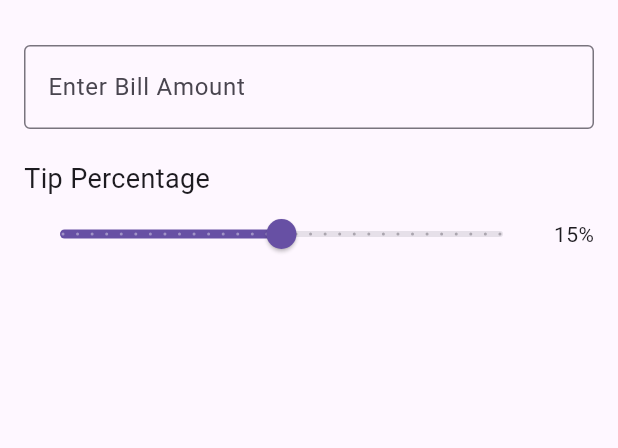
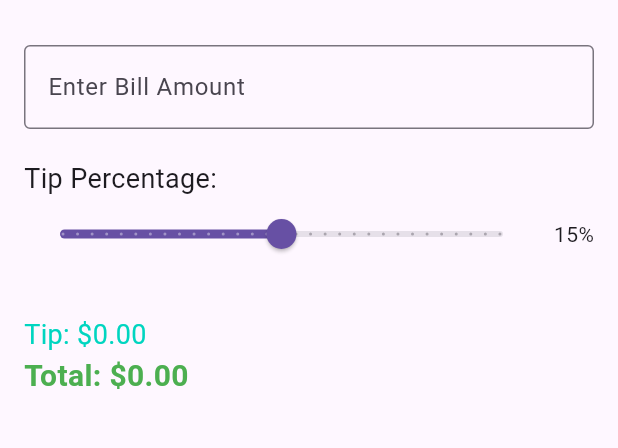
Before and after one commit to Coding4Clazz/fluttercalculator, a Flutter app: the screen it shows after launch, on a phone screen of 412 x 824 dp, the part 63-511 px from its top. Run offline on Flutter 3.47's test engine with Material 3 defaults, Android fonts, the phone set to English and light mode, and no system bars.

Commit message:
adding tip and total calculation logic + dispaly

```diff
--- a/lib/main.dart
+++ b/lib/main.dart
@@ -3,6 +3,8 @@ import 'package:flutter/material.dart';
 void main() => runApp(TipCalculatorApp());
 
 class TipCalculatorApp extends StatelessWidget {
+  const TipCalculatorApp({super.key});
+
   @override
   Widget build(BuildContext context) {
     return MaterialApp(
@@ -14,6 +16,8 @@ class TipCalculatorApp extends StatelessWidget {
 }
 
 class TipCalculator extends StatefulWidget {
+  const TipCalculator({super.key});
+
   @override
   _TipCalculatorState createState() => _TipCalculatorState();
 }
@@ -21,6 +25,20 @@ class TipCalculator extends StatefulWidget {
 class _TipCalculatorState extends State<TipCalculator> {
   final TextEditingController _billController = TextEditingController();
   double _tipPercentage = 15;
+
+  //calculations
+
+  double get _billAmount {
+    return double.tryParse(_billController.text) ?? 0.0;
+  }
+
+  double get _tipAmount {
+    return _billAmount * _tipPercentage / 100;
+  }
+
+  double get _totalAmount {
+    return _billAmount + _tipAmount;
+  }
 
   @override
   Widget build(BuildContext context) {
@@ -43,7 +61,7 @@ class _TipCalculatorState extends State<TipCalculator> {
             ),
             SizedBox(height: 20),
             Text(
-              'Tip Percentage',
+              'Tip Percentage:',
               style: TextStyle(fontSize: 18),
             ),
             Row(
@@ -66,6 +84,16 @@ class _TipCalculatorState extends State<TipCalculator> {
                 Text('${_tipPercentage.toInt()}%'),
               ],
             ),
+            SizedBox(height: 30),
+
+            Text(
+              'Tip: \$${_tipAmount.toStringAsFixed(2)}',
+              style:  TextStyle(fontSize: 18, color: const Color.fromARGB(255, 0, 213, 192)),
+            ),
+            Text(
+              'Total: \$${_totalAmount.toStringAsFixed(2)}',
+              style: TextStyle(fontSize: 20, fontWeight: FontWeight.bold, color: Colors.green),
+            ),
           ],
         ),
       ),
```
